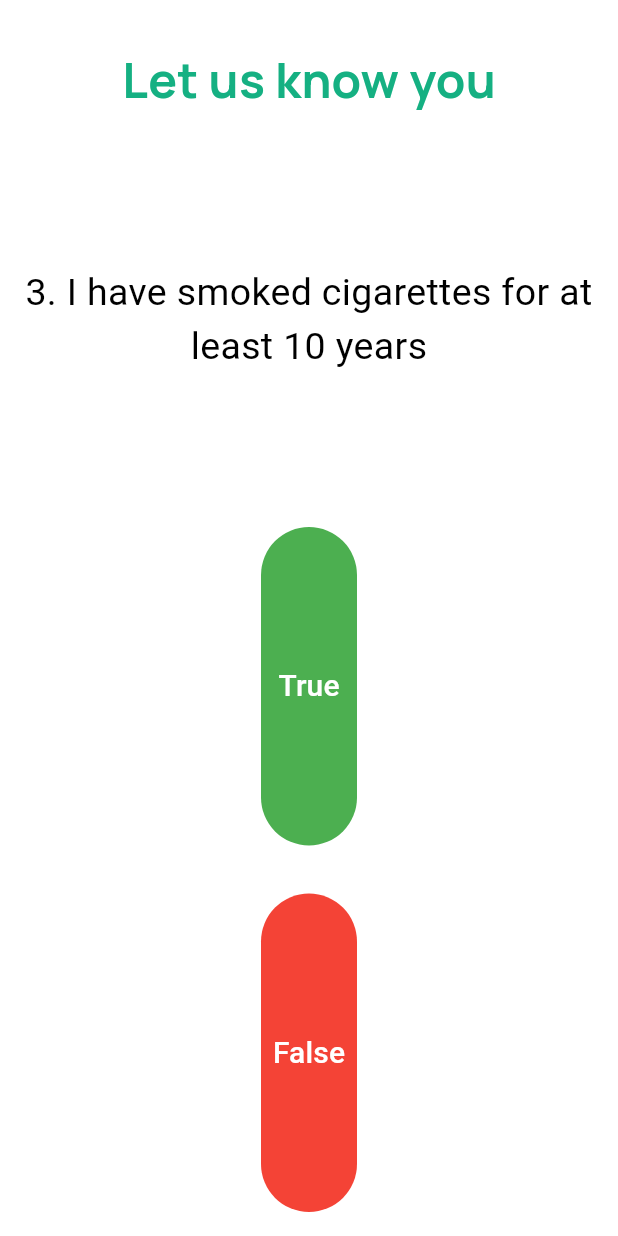
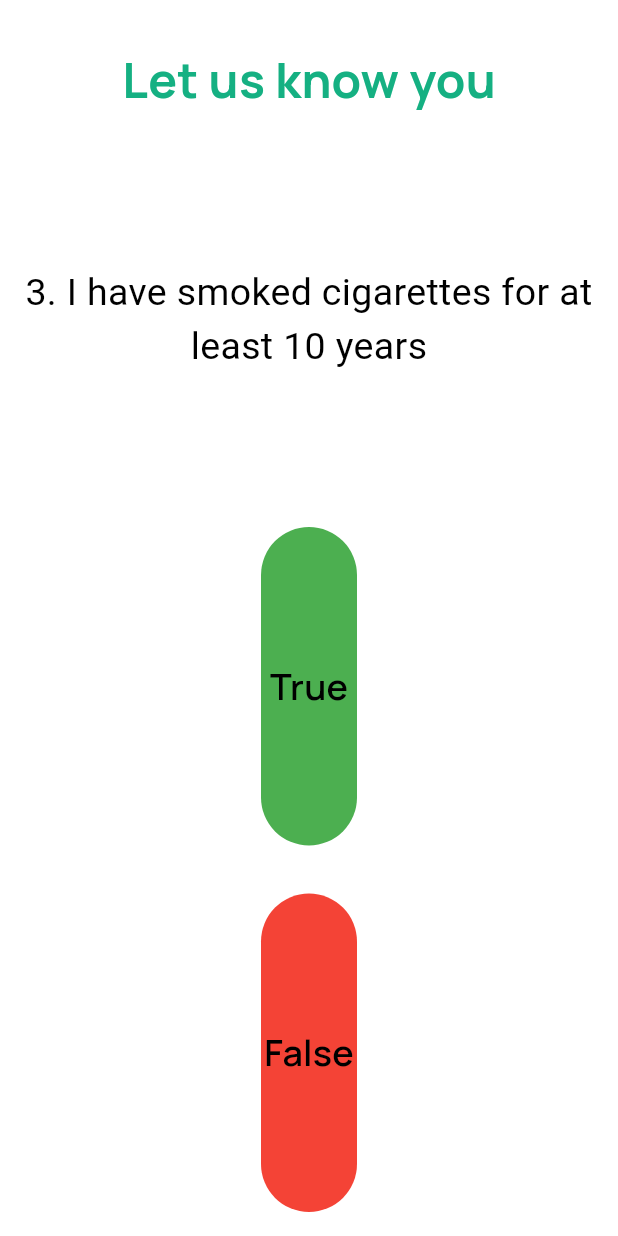
Before and after one commit to ChinmayJavalagi/MediReach, a Flutter app: the SurveyScreen screen opened by its route, after a tap on "True", after a tap on "False", on a phone screen of 412 x 824 dp. Run offline on Flutter 3.47's test engine with Material 2 defaults, Android fonts, the phone set to English and light mode, and no system bars; our stand-ins replace google_fonts, local_auth.

Commit message:
survey_screen.dart update

```diff
--- a/lib/main.dart
+++ b/lib/main.dart
@@ -24,7 +24,7 @@ class MediReach extends StatelessWidget {
             backgroundColor: Pallete.whiteColor,
           )
       ),
-      initialRoute: DashboardScreen.id,
+      initialRoute: SplashScreen.id,
       routes: {
         SplashScreen.id : (context)=> SplashScreen(),
         LoginScreen.id:(context)=> LoginScreen(),
--- a/lib/screens/survey_screen.dart
+++ b/lib/screens/survey_screen.dart
@@ -20,6 +20,18 @@ class SurveyScreen extends StatefulWidget {
 }
 
 class _SurveyScreenState extends State<SurveyScreen> {
+bool isVisible = false;
+  void checkAnswer(bool userAnswer) {
+    setState(() {
+      if (surveyBrain.isFinished()) {
+        surveyBrain.reset();
+        isVisible = true;
+      } else {
+        surveyBrain.nextQuestion();
+      }
+    });
+  }
+
   @override
   Widget build(BuildContext context) {
     return Scaffold(
@@ -58,16 +70,12 @@ class _SurveyScreenState extends State<SurveyScreen> {
                   style: TextButton.styleFrom(
                       padding: EdgeInsets.zero, backgroundColor: Colors.green),
                   onPressed: () {
-                    setState(() {
-                      surveyBrain.nextQuestion();
-                    });
-
+                    checkAnswer(true);
                   },
                   child: Text(
                     "True",
-                    style: TextStyle(
-                      fontSize: 20.0,
-                      color: Colors.white,
+                    style: GoogleFonts.manrope(
+                      textStyle: kQuestionTextStyle,
                     ),
                   ),
                 ),
@@ -80,19 +88,25 @@ class _SurveyScreenState extends State<SurveyScreen> {
                   style: TextButton.styleFrom(
                       padding: EdgeInsets.zero, backgroundColor: Colors.red),
                   onPressed: () {
-                    setState(() {
-                      surveyBrain.nextQuestion();
-                    });
+                    checkAnswer(false);
                   },
                   child: Text(
                     "False",
-                    style: TextStyle(
-                      fontSize: 20.0,
-                      color: Colors.white,
-                    ),
+                    style: GoogleFonts.manrope(
+                    textStyle: kQuestionTextStyle,
+                  ),
                   ),
                 ),
               ),
+            ),
+            Visibility(
+              visible: isVisible,
+              child: Padding(
+                  padding: const EdgeInsets.all(16.0),
+                  child: CustomButton(buttonText: 'Submit', buttonColor: Pallete.primaryThemeColor, onpressed: () {
+                    Navigator.pushNamed(context, DashboardScreen.id);
+                  },),
+                ),
             ),
           ],
         ),
```
